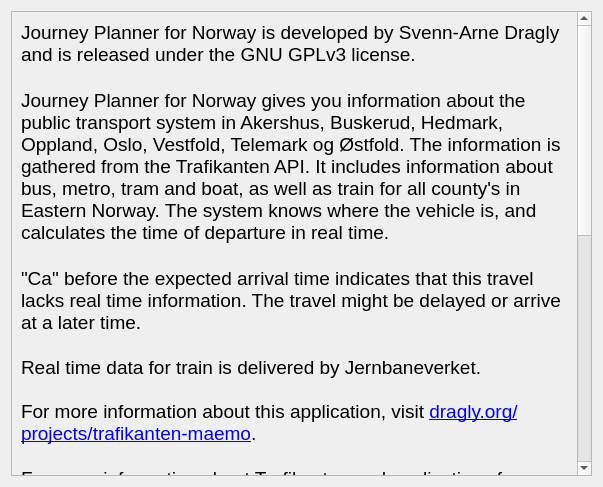
Above: aboutdialog.ui from dragly/trafikanten-maemo before the change. Below: the same form after it.
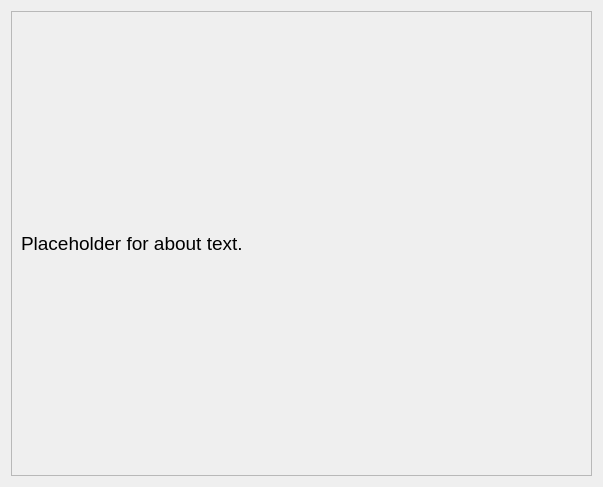
That is the form after the change.

Commit message: Fixed issues with the about dialog missing to accomplish the Nokia Ovi QA. Added version and revision numbers to about dialog.

The edit to the form file:
```diff
--- a/aboutdialog.ui
+++ b/aboutdialog.ui
@@ -24,8 +24,8 @@
        <rect>
         <x>0</x>
         <y>0</y>
-        <width>567</width>
-        <height>1053</height>
+        <width>583</width>
+        <height>467</height>
        </rect>
       </property>
       <layout class="QVBoxLayout" name="verticalLayout_2">
@@ -36,29 +36,10 @@
 &lt;html&gt;&lt;head&gt;&lt;meta name=&quot;qrichtext&quot; content=&quot;1&quot; /&gt;&lt;style type=&quot;text/css&quot;&gt;
 p, li { white-space: pre-wrap; }
 &lt;/style&gt;&lt;/head&gt;&lt;body style=&quot; font-family:'Sans'; font-size:8pt; font-weight:400; font-style:normal;&quot;&gt;
-&lt;table style=&quot;-qt-table-type: root; margin-top:4px; margin-bottom:4px; margin-left:4px; margin-right:4px;&quot;&gt;
+&lt;table border=&quot;0&quot; style=&quot;-qt-table-type: root; margin-top:4px; margin-bottom:4px; margin-left:4px; margin-right:4px;&quot;&gt;
 &lt;tr&gt;
 &lt;td style=&quot;border: none;&quot;&gt;
-&lt;p style=&quot; margin-top:0px; margin-bottom:0px; margin-left:0px; margin-right:0px; -qt-block-indent:0; text-indent:0px;&quot;&gt;&lt;span style=&quot; font-size:14pt;&quot;&gt;Journey Planner for Norway is developed by Svenn-Arne Dragly and is released under the GNU GPLv3 license.&lt;/span&gt;&lt;/p&gt;
-&lt;p style=&quot;-qt-paragraph-type:empty; margin-top:0px; margin-bottom:0px; margin-left:0px; margin-right:0px; -qt-block-indent:0; text-indent:0px; font-size:14pt;&quot;&gt;&lt;/p&gt;
-&lt;p style=&quot; margin-top:0px; margin-bottom:0px; margin-left:0px; margin-right:0px; -qt-block-indent:0; text-indent:0px;&quot;&gt;&lt;span style=&quot; font-size:14pt;&quot;&gt;Journey Planner for Norway&lt;/span&gt;&lt;span style=&quot; font-size:14pt;&quot;&gt; gives you information about the public transport system in Akershus, Buskerud, Hedmark, Oppland, Oslo, Vestfold, Telemark og Østfold. The information is gathered from the Trafikanten API. It includes information about bus, metro, tram and boat, as well as train for all county's in Eastern Norway. The system knows where the vehicle is, and calculates the time of departure in real time.&lt;/span&gt;&lt;/p&gt;
-&lt;p style=&quot;-qt-paragraph-type:empty; margin-top:0px; margin-bottom:0px; margin-left:0px; margin-right:0px; -qt-block-indent:0; text-indent:0px; font-size:14pt;&quot;&gt;&lt;/p&gt;
-&lt;p style=&quot; margin-top:0px; margin-bottom:0px; margin-left:0px; margin-right:0px; -qt-block-indent:0; text-indent:0px;&quot;&gt;&lt;span style=&quot; font-size:14pt;&quot;&gt;&amp;quot;Ca&amp;quot; before the expected arrival time indicates that this travel lacks real time information. The travel might be delayed or arrive at a later time.&lt;/span&gt;&lt;/p&gt;
-&lt;p style=&quot; margin-top:0px; margin-bottom:0px; margin-left:0px; margin-right:0px; -qt-block-indent:0; text-indent:0px;&quot;&gt;&lt;span style=&quot; font-size:14pt;&quot;&gt;&lt;br /&gt;&lt;/span&gt;&lt;span style=&quot; font-size:14pt;&quot;&gt;Real time data for train is delivered by Jernbaneverket.&lt;/span&gt;&lt;span style=&quot; font-size:14pt;&quot;&gt;&lt;br /&gt;&lt;/span&gt;&lt;span style=&quot; font-size:14pt;&quot;&gt;&lt;br /&gt;&lt;/span&gt;&lt;span style=&quot; font-size:14pt;&quot;&gt;For more information about this application, visit &lt;/span&gt;&lt;a href=&quot;http://www.dragly.org/projects/trafikanten-maemo/&quot;&gt;&lt;span style=&quot; font-size:14pt; text-decoration: underline; color:#0000ff;&quot;&gt;dragly.org/projects/trafikanten-maemo&lt;/span&gt;&lt;/a&gt;&lt;span style=&quot; font-size:14pt;&quot;&gt;.&lt;/span&gt;&lt;/p&gt;
-&lt;p style=&quot; margin-top:0px; margin-bottom:0px; margin-left:0px; margin-right:0px; -qt-block-indent:0; text-indent:0px;&quot;&gt;&lt;span style=&quot; font-size:14pt;&quot;&gt;&lt;br /&gt;&lt;/span&gt;&lt;span style=&quot; font-size:14pt;&quot;&gt;For more information about Trafikanten and applications for other platforms, go to &lt;/span&gt;&lt;a href=&quot;http://www.trafikanten.no/&quot;&gt;&lt;span style=&quot; font-size:14pt; text-decoration: underline; color:#0000ff;&quot;&gt;trafikanten.no&lt;/span&gt;&lt;/a&gt;&lt;span style=&quot; font-size:14pt;&quot;&gt;. For Trafikanten's official travel planner, go to &lt;/span&gt;&lt;a href=&quot;http://m.trafikanten.no/&quot;&gt;&lt;span style=&quot; font-size:14pt; text-decoration: underline; color:#0000ff;&quot;&gt;m.trafikanten.no&lt;/span&gt;&lt;/a&gt;&lt;span style=&quot; font-size:14pt;&quot;&gt;.&lt;/span&gt;&lt;/p&gt;
-&lt;p style=&quot;-qt-paragraph-type:empty; margin-top:0px; margin-bottom:0px; margin-left:0px; margin-right:0px; -qt-block-indent:0; text-indent:0px; font-size:14pt;&quot;&gt;&lt;/p&gt;
-&lt;p style=&quot; margin-top:0px; margin-bottom:0px; margin-left:0px; margin-right:0px; -qt-block-indent:0; text-indent:0px;&quot;&gt;&lt;span style=&quot; font-size:14pt;&quot;&gt;This program is free software: you can redistribute it and/or modify&lt;/span&gt;&lt;/p&gt;
-&lt;p style=&quot; margin-top:0px; margin-bottom:0px; margin-left:0px; margin-right:0px; -qt-block-indent:0; text-indent:0px;&quot;&gt;&lt;span style=&quot; font-size:14pt;&quot;&gt;it under the terms of the GNU General Public License as published by&lt;/span&gt;&lt;/p&gt;
-&lt;p style=&quot; margin-top:0px; margin-bottom:0px; margin-left:0px; margin-right:0px; -qt-block-indent:0; text-indent:0px;&quot;&gt;&lt;span style=&quot; font-size:14pt;&quot;&gt;the Free Software Foundation, either version 3 of the License, or&lt;/span&gt;&lt;/p&gt;
-&lt;p style=&quot; margin-top:0px; margin-bottom:0px; margin-left:0px; margin-right:0px; -qt-block-indent:0; text-indent:0px;&quot;&gt;&lt;span style=&quot; font-size:14pt;&quot;&gt;(at your option) any later version.&lt;/span&gt;&lt;/p&gt;
-&lt;p style=&quot;-qt-paragraph-type:empty; margin-top:0px; margin-bottom:0px; margin-left:0px; margin-right:0px; -qt-block-indent:0; text-indent:0px; font-size:14pt;&quot;&gt;&lt;/p&gt;
-&lt;p style=&quot; margin-top:0px; margin-bottom:0px; margin-left:0px; margin-right:0px; -qt-block-indent:0; text-indent:0px;&quot;&gt;&lt;span style=&quot; font-size:14pt;&quot;&gt;This program is distributed in the hope that it will be useful,&lt;/span&gt;&lt;/p&gt;
-&lt;p style=&quot; margin-top:0px; margin-bottom:0px; margin-left:0px; margin-right:0px; -qt-block-indent:0; text-indent:0px;&quot;&gt;&lt;span style=&quot; font-size:14pt;&quot;&gt;but WITHOUT ANY WARRANTY; without even the implied warranty of&lt;/span&gt;&lt;/p&gt;
-&lt;p style=&quot; margin-top:0px; margin-bottom:0px; margin-left:0px; margin-right:0px; -qt-block-indent:0; text-indent:0px;&quot;&gt;&lt;span style=&quot; font-size:14pt;&quot;&gt;MERCHANTABILITY or FITNESS FOR A PARTICULAR PURPOSE.  See the&lt;/span&gt;&lt;/p&gt;
-&lt;p style=&quot; margin-top:0px; margin-bottom:0px; margin-left:0px; margin-right:0px; -qt-block-indent:0; text-indent:0px;&quot;&gt;&lt;span style=&quot; font-size:14pt;&quot;&gt;GNU General Public License for more details.&lt;/span&gt;&lt;/p&gt;
-&lt;p style=&quot;-qt-paragraph-type:empty; margin-top:0px; margin-bottom:0px; margin-left:0px; margin-right:0px; -qt-block-indent:0; text-indent:0px; font-size:14pt;&quot;&gt;&lt;/p&gt;
-&lt;p style=&quot; margin-top:0px; margin-bottom:0px; margin-left:0px; margin-right:0px; -qt-block-indent:0; text-indent:0px;&quot;&gt;&lt;span style=&quot; font-size:14pt;&quot;&gt;You should have received a copy of the GNU General Public License&lt;/span&gt;&lt;/p&gt;
-&lt;p style=&quot; margin-top:0px; margin-bottom:0px; margin-left:0px; margin-right:0px; -qt-block-indent:0; text-indent:0px;&quot;&gt;&lt;span style=&quot; font-size:14pt;&quot;&gt;along with this program.  If not, see &amp;lt;http://www.gnu.org/licenses/&amp;gt;.&lt;/span&gt;&lt;/p&gt;&lt;/td&gt;&lt;/tr&gt;&lt;/table&gt;&lt;/body&gt;&lt;/html&gt;</string>
+&lt;p style=&quot; margin-top:0px; margin-bottom:0px; margin-left:0px; margin-right:0px; -qt-block-indent:0; text-indent:0px;&quot;&gt;&lt;span style=&quot; font-size:14pt;&quot;&gt;Placeholder for about text.&lt;/span&gt;&lt;/p&gt;&lt;/td&gt;&lt;/tr&gt;&lt;/table&gt;&lt;/body&gt;&lt;/html&gt;</string>
          </property>
          <property name="wordWrap">
           <bool>true</bool>
```
The commit also changes 4 other files.
